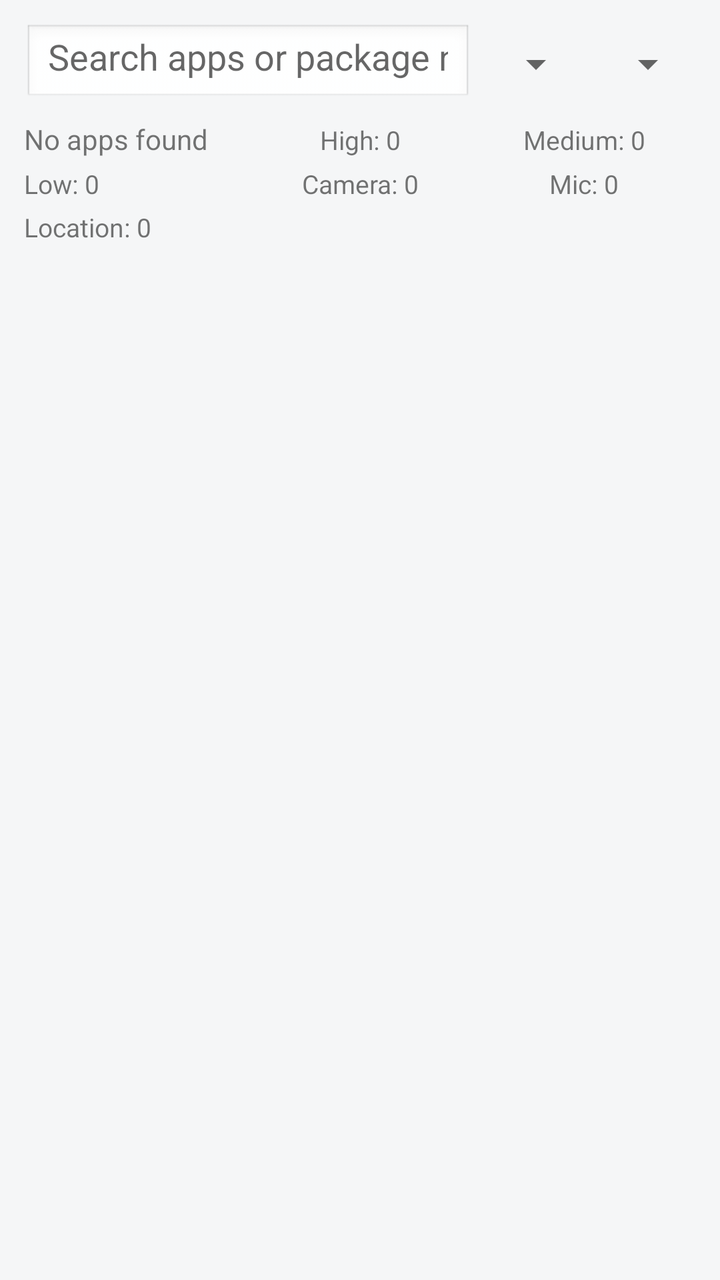
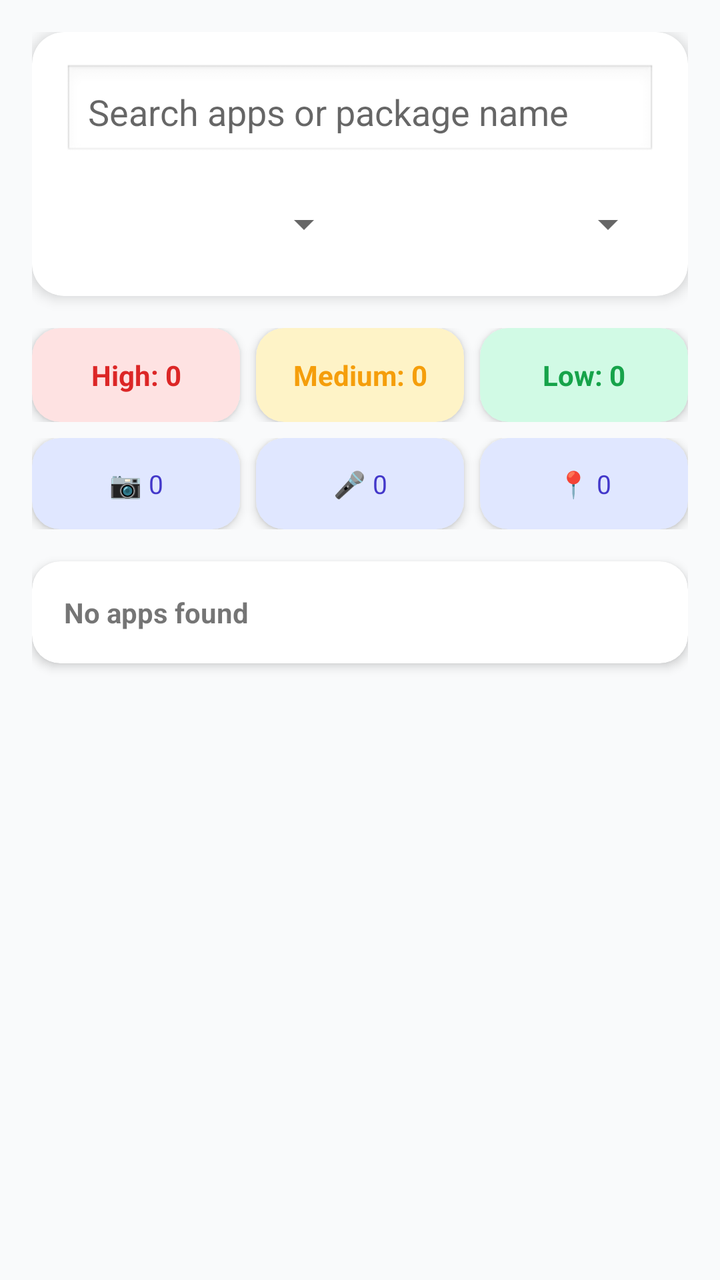

Two renders of the same Android screen: before a commit and after it. Below are the layout's source before the change and the commit's diff.
<!-- AndroidManifest.xml: application theme Theme.AppPrivacyAnalyzer -->
<!-- res/layout/fragment_apps_list.xml -->
<?xml version="1.0" encoding="utf-8"?>
<FrameLayout xmlns:android="http://schemas.android.com/apk/res/android"
    android:id="@+id/flRoot"
    android:layout_width="match_parent"
    android:layout_height="match_parent"
    android:background="?android:attr/windowBackground"
    android:padding="12dp">

    
    <LinearLayout
        android:id="@+id/topRow"
        android:layout_width="match_parent"
        android:layout_height="wrap_content"
        android:orientation="vertical">

        <LinearLayout
            android:layout_width="match_parent"
            android:layout_height="wrap_content"
            android:orientation="horizontal"
            android:gravity="center_vertical">

            <EditText
                android:id="@+id/etSearch"
                android:layout_width="0dp"
                android:layout_height="40dp"
                android:layout_weight="1"
                android:hint="@string/search_hint"
                android:imeOptions="actionSearch"
                android:inputType="text"
                android:paddingStart="12dp"
                android:paddingEnd="12dp"
                android:background="@android:drawable/edit_text" />

            <Spinner
                android:id="@+id/spinnerFilter"
                android:layout_width="wrap_content"
                android:layout_height="40dp"
                android:layout_marginStart="8dp" />

            <Spinner
                android:id="@+id/spinnerAppType"
                android:layout_width="wrap_content"
                android:layout_height="40dp"
                android:layout_marginStart="8dp" />
        </LinearLayout>

        
        <LinearLayout
            android:layout_width="match_parent"
            android:layout_height="wrap_content"
            android:orientation="horizontal"
            android:layout_marginTop="8dp"
            android:weightSum="3">

            <TextView
                android:id="@+id/tvSummary"
                android:layout_width="0dp"
                android:layout_height="wrap_content"
                android:layout_weight="1"
                android:text="@string/no_apps_found"
                android:textSize="14sp" />

            <TextView
                android:id="@+id/tvHighRiskCount"
                android:layout_width="0dp"
                android:layout_height="wrap_content"
                android:layout_weight="1"
                android:text="High: 0"
                android:gravity="center"
                android:textSize="13sp" />

            <TextView
                android:id="@+id/tvMediumRiskCount"
                android:layout_width="0dp"
                android:layout_height="wrap_content"
                android:layout_weight="1"
                android:text="Medium: 0"
                android:gravity="center"
                android:textSize="13sp" />
        </LinearLayout>

        <LinearLayout
            android:layout_width="match_parent"
            android:layout_height="wrap_content"
            android:orientation="horizontal"
            android:layout_marginTop="4dp"
            android:weightSum="3">

            <TextView
                android:id="@+id/tvLowRiskCount"
                android:layout_width="0dp"
                android:layout_height="wrap_content"
                android:layout_weight="1"
                android:text="Low: 0"
                android:textSize="13sp" />

            <TextView
                android:id="@+id/tvCameraApps"
                android:layout_width="0dp"
                android:layout_height="wrap_content"
                android:layout_weight="1"
                android:text="Camera: 0"
                android:gravity="center"
                android:textSize="13sp" />

            <TextView
                android:id="@+id/tvMicApps"
                android:layout_width="0dp"
                android:layout_height="wrap_content"
                android:layout_weight="1"
                android:text="Mic: 0"
                android:gravity="center"
                android:textSize="13sp" />
        </LinearLayout>

        <TextView
            android:id="@+id/tvLocationApps"
            android:layout_width="match_parent"
            android:layout_height="wrap_content"
            android:text="Location: 0"
            android:layout_marginTop="4dp"
            android:textSize="13sp" />
    </LinearLayout>

    
    <androidx.recyclerview.widget.RecyclerView
        android:id="@+id/rvApps"
        android:layout_width="match_parent"
        android:layout_height="match_parent"
        android:layout_marginTop="150dp"
        android:clipToPadding="false"
        android:paddingBottom="12dp" />

    
    <FrameLayout
        android:id="@+id/loadingOverlay"
        android:layout_width="match_parent"
        android:layout_height="match_parent"
        android:visibility="gone"
        android:background="#AA000000"
        android:clickable="true"
        android:focusable="true">

        <ProgressBar
            android:id="@+id/progressBar"
            style="?android:attr/progressBarStyleLarge"
            android:layout_width="72dp"
            android:layout_height="72dp"
            android:layout_gravity="center" />

    </FrameLayout>

</FrameLayout>
<!-- resources referenced by this layout -->
<resources>
  <string name="no_apps_found">No apps found</string>
  <string name="search_hint">Search apps or package name</string>
  <style name="Theme.AppPrivacyAnalyzer" parent="Theme.MaterialComponents.Light.NoActionBar">
          
          <item name="colorPrimary">@color/purple_start</item>
          <item name="colorPrimaryVariant">@color/purple_end</item>
          <item name="colorOnPrimary">@color/white</item>
  
          <item name="colorSecondary">@color/amber</item>
          <item name="android:statusBarColor">@color/primary_dark</item>
          <item name="android:windowBackground">@color/bg_light</item>
  
          
          <item name="materialCardViewStyle">@style/Widget.MaterialComponents.CardView</item>
      </style>
  <color name="purple_start">#5D2BE0</color>
  <color name="purple_end">#7B1FFF</color>
  <color name="white">#FFFFFF</color>
  <color name="amber">#FFC107</color>
  <color name="primary_dark">#3700B3</color>
  <color name="bg_light">#F5F6F7</color>
</resources>

<!-- the commit's change to res/layout/fragment_apps_list.xml (unified diff, before → after) -->
@@ -1,153 +1,290 @@
 <?xml version="1.0" encoding="utf-8"?>
-<FrameLayout xmlns:android="http://schemas.android.com/apk/res/android"
+<androidx.core.widget.NestedScrollView
+    xmlns:android="http://schemas.android.com/apk/res/android"
+    xmlns:app="http://schemas.android.com/apk/res-auto"
     android:id="@+id/flRoot"
     android:layout_width="match_parent"
     android:layout_height="match_parent"
-    android:background="?android:attr/windowBackground"
-    android:padding="12dp">
+    android:background="#F9FAFB"
+    android:fillViewport="true">
 
     
-    <LinearLayout
-        android:id="@+id/topRow"
+    <FrameLayout
         android:layout_width="match_parent"
-        android:layout_height="wrap_content"
-        android:orientation="vertical">
-
-        <LinearLayout
-            android:layout_width="match_parent"
-            android:layout_height="wrap_content"
-            android:orientation="horizontal"
-            android:gravity="center_vertical">
-
-            <EditText
-                android:id="@+id/etSearch"
-                android:layout_width="0dp"
-                android:layout_height="40dp"
-                android:layout_weight="1"
-                android:hint="@string/search_hint"
-                android:imeOptions="actionSearch"
-                android:inputType="text"
-                android:paddingStart="12dp"
-                android:paddingEnd="12dp"
-                android:background="@android:drawable/edit_text" />
-
-            <Spinner
-                android:id="@+id/spinnerFilter"
-                android:layout_width="wrap_content"
-                android:layout_height="40dp"
-                android:layout_marginStart="8dp" />
-
-            <Spinner
-                android:id="@+id/spinnerAppType"
-                android:layout_width="wrap_content"
-                android:layout_height="40dp"
-                android:layout_marginStart="8dp" />
-        </LinearLayout>
+        android:layout_height="wrap_content">
 
         
         <LinearLayout
             android:layout_width="match_parent"
             android:layout_height="wrap_content"
-            android:orientation="horizontal"
-            android:layout_marginTop="8dp"
-            android:weightSum="3">
-
-            <TextView
-                android:id="@+id/tvSummary"
-                android:layout_width="0dp"
-                android:layout_height="wrap_content"
-                android:layout_weight="1"
-                android:text="@string/no_apps_found"
-                android:textSize="14sp" />
-
-            <TextView
-                android:id="@+id/tvHighRiskCount"
-                android:layout_width="0dp"
-                android:layout_height="wrap_content"
-                android:layout_weight="1"
-                android:text="High: 0"
-                android:gravity="center"
-                android:textSize="13sp" />
-
-            <TextView
-                android:id="@+id/tvMediumRiskCount"
-                android:layout_width="0dp"
-                android:layout_height="wrap_content"
-                android:layout_weight="1"
-                android:text="Medium: 0"
-                android:gravity="center"
-                android:textSize="13sp" />
+            android:orientation="vertical"
+            android:padding="16dp">
+
+            
+            <com.google.android.material.card.MaterialCardView
+                android:layout_width="match_parent"
+                android:layout_height="wrap_content"
+                app:cardCornerRadius="16dp"
+                app:cardElevation="4dp"
+                android:layout_marginBottom="16dp">
+
+                <LinearLayout
+                    android:layout_width="match_parent"
+                    android:layout_height="wrap_content"
+                    android:orientation="vertical"
+                    android:padding="16dp">
+
+                    <EditText
+                        android:id="@+id/etSearch"
+                        android:layout_width="match_parent"
+                        android:layout_height="48dp"
+                        android:hint="@string/search_hint"
+                        android:imeOptions="actionSearch"
+                        android:inputType="text"
+                        android:padding="12dp"
+                        android:background="@android:drawable/edit_text"
+                        android:importantForAutofill="no" />
+
+                    <LinearLayout
+                        android:layout_width="match_parent"
+                        android:layout_height="wrap_content"
+                        android:orientation="horizontal"
+                        android:layout_marginTop="12dp">
+
+                        <Spinner
+                            android:id="@+id/spinnerFilter"
+                            android:layout_width="0dp"
+                            android:layout_height="40dp"
+                            android:layout_weight="1" />
+
+                        <Spinner
+                            android:id="@+id/spinnerAppType"
+                            android:layout_width="0dp"
+                            android:layout_height="40dp"
+                            android:layout_weight="1"
+                            android:layout_marginStart="8dp" />
+                    </LinearLayout>
+                </LinearLayout>
+            </com.google.android.material.card.MaterialCardView>
+
+            
+            <LinearLayout
+                android:layout_width="match_parent"
+                android:layout_height="wrap_content"
+                android:orientation="vertical"
+                android:layout_marginBottom="16dp">
+
+                
+                <LinearLayout
+                    android:layout_width="match_parent"
+                    android:layout_height="wrap_content"
+                    android:orientation="horizontal"
+                    android:weightSum="3">
+
+                    <com.google.android.material.card.MaterialCardView
+                        android:layout_width="0dp"
+                        android:layout_height="wrap_content"
+                        android:layout_weight="1"
+                        android:layout_marginEnd="8dp"
+                        app:cardCornerRadius="14dp"
+                        app:cardElevation="3dp"
+                        app:cardBackgroundColor="#FEE2E2">
+
+                        <TextView
+                            android:id="@+id/tvHighRiskCount"
+                            android:layout_width="match_parent"
+                            android:layout_height="wrap_content"
+                            android:padding="14dp"
+                            android:text="High: 0"
+                            android:textStyle="bold"
+                            android:textSize="14sp"
+                            android:textColor="#DC2626"
+                            android:gravity="center"/>
+                    </com.google.android.material.card.MaterialCardView>
+
+                    <com.google.android.material.card.MaterialCardView
+                        android:layout_width="0dp"
+                        android:layout_height="wrap_content"
+                        android:layout_weight="1"
+                        android:layout_marginEnd="8dp"
+                        app:cardCornerRadius="14dp"
+                        app:cardElevation="3dp"
+                        app:cardBackgroundColor="#FEF3C7">
+
+                        <TextView
+                            android:id="@+id/tvMediumRiskCount"
+                            android:layout_width="match_parent"
+                            android:layout_height="wrap_content"
+                            android:padding="14dp"
+                            android:text="Medium: 0"
+                            android:textStyle="bold"
+                            android:textSize="14sp"
+                            android:textColor="#F59E0B"
+                            android:gravity="center"/>
+                    </com.google.android.material.card.MaterialCardView>
+
+                    <com.google.android.material.card.MaterialCardView
+                        android:layout_width="0dp"
+                        android:layout_height="wrap_content"
+                        android:layout_weight="1"
+                        app:cardCornerRadius="14dp"
+                        app:cardElevation="3dp"
+                        app:cardBackgroundColor="#D1FAE5">
+
+                        <TextView
+                            android:id="@+id/tvLowRiskCount"
+                            android:layout_width="match_parent"
+                            android:layout_height="wrap_content"
+                            android:padding="14dp"
+                            android:text="Low: 0"
+                            android:textStyle="bold"
+                            android:textSize="14sp"
+                            android:textColor="#16A34A"
+                            android:gravity="center"/>
+                    </com.google.android.material.card.MaterialCardView>
+                </LinearLayout>
+
+                
+                <LinearLayout
+                    android:layout_width="match_parent"
+                    android:layout_height="wrap_content"
+                    android:orientation="horizontal"
+                    android:layout_marginTop="8dp"
+                    android:weightSum="3">
+
+                    <com.google.android.material.card.MaterialCardView
+                        android:layout_width="0dp"
+                        android:layout_height="wrap_content"
+                        android:layout_weight="1"
+                        android:layout_marginEnd="8dp"
+                        app:cardCornerRadius="14dp"
+                        app:cardElevation="3dp"
+                        app:cardBackgroundColor="#E0E7FF">
+
+                        <TextView
+                            android:id="@+id/tvCameraApps"
+                            android:layout_width="match_parent"
+                            android:layout_height="wrap_content"
+                            android:padding="14dp"
+                            android:text="📷 0"
+                            android:textSize="13sp"
+                            android:textColor="#4338CA"
+                            android:gravity="center"/>
+                    </com.google.android.material.card.MaterialCardView>
+
+                    <com.google.android.material.card.MaterialCardView
+                        android:layout_width="0dp"
+                        android:layout_height="wrap_content"
+                        android:layout_weight="1"
+                        android:layout_marginEnd="8dp"
+                        app:cardCornerRadius="14dp"
+                        app:cardElevation="3dp"
+                        app:cardBackgroundColor="#E0E7FF">
+
+                        <TextView
+                            android:id="@+id/tvMicApps"
+                            android:layout_width="match_parent"
+                            android:layout_height="wrap_content"
+                            android:padding="14dp"
+                            android:text="🎤 0"
+                            android:textSize="13sp"
+                            android:textColor="#4338CA"
+                            android:gravity="center"/>
+                    </com.google.android.material.card.MaterialCardView>
+
+                    <com.google.android.material.card.MaterialCardView
+                        android:layout_width="0dp"
+                        android:layout_height="wrap_content"
+                        android:layout_weight="1"
+                        app:cardCornerRadius="14dp"
+                        app:cardElevation="3dp"
+                        app:cardBackgroundColor="#E0E7FF">
+
+                        <TextView
+                            android:id="@+id/tvLocationApps"
+                            android:layout_width="match_parent"
+                            android:layout_height="wrap_content"
+                            android:padding="14dp"
+                            android:text="📍 0"
+                            android:textSize="13sp"
+                            android:textColor="#4338CA"
+                            android:gravity="center"/>
+                    </com.google.android.material.card.MaterialCardView>
+                </LinearLayout>
+
+            </LinearLayout>
+
+            
+            <com.google.android.material.card.MaterialCardView
+                android:layout_width="match_parent"
+                android:layout_height="wrap_content"
+                app:cardCornerRadius="14dp"
+                app:cardElevation="3dp"
+                android:layout_marginBottom="16dp">
+
+                <TextView
+                    android:id="@+id/tvSummary"
+                    android:layout_width="match_parent"
+                    android:layout_height="wrap_content"
+                    android:padding="16dp"
+                    android:text="@string/no_apps_found"
+                    android:textStyle="bold" />
+            </com.google.android.material.card.MaterialCardView>
+
+            
+            <androidx.recyclerview.widget.RecyclerView
+                android:id="@+id/rvApps"
+                android:layout_width="match_parent"
+                android:layout_height="wrap_content"
+                android:clipToPadding="false"
+                android:paddingBottom="16dp" />
+
         </LinearLayout>
 
-        <LinearLayout
+        
+        <FrameLayout
+            android:id="@+id/loadingOverlay"
             android:layout_width="match_parent"
-            android:layout_height="wrap_content"
-            android:orientation="horizontal"
-            android:layout_marginTop="4dp"
-            android:weightSum="3">
-
-            <TextView
-                android:id="@+id/tvLowRiskCount"
-                android:layout_width="0dp"
-                android:layout_height="wrap_content"
-                android:layout_weight="1"
-                android:text="Low: 0"
-                android:textSize="13sp" />
-
-            <TextView
-                android:id="@+id/tvCameraApps"
-                android:layout_width="0dp"
-                android:layout_height="wrap_content"
-                android:layout_weight="1"
-                android:text="Camera: 0"
-                android:gravity="center"
-                android:textSize="13sp" />
-
-            <TextView
-                android:id="@+id/tvMicApps"
-                android:layout_width="0dp"
-                android:layout_height="wrap_content"
-                android:layout_weight="1"
-                android:text="Mic: 0"
-                android:gravity="center"
-                android:textSize="13sp" />
-        </LinearLayout>
-
-        <TextView
-            android:id="@+id/tvLocationApps"
-            android:layout_width="match_parent"
-            android:layout_height="wrap_content"
-            android:text="Location: 0"
-            android:layout_marginTop="4dp"
-            android:textSize="13sp" />
-    </LinearLayout>
-
-    
-    <androidx.recyclerview.widget.RecyclerView
-        android:id="@+id/rvApps"
-        android:layout_width="match_parent"
-        android:layout_height="match_parent"
-        android:layout_marginTop="150dp"
-        android:clipToPadding="false"
-        android:paddingBottom="12dp" />
-
-    
-    <FrameLayout
-        android:id="@+id/loadingOverlay"
-        android:layout_width="match_parent"
-        android:layout_height="match_parent"
-        android:visibility="gone"
-        android:background="#AA000000"
-        android:clickable="true"
-        android:focusable="true">
-
-        <ProgressBar
-            android:id="@+id/progressBar"
-            style="?android:attr/progressBarStyleLarge"
-            android:layout_width="72dp"
-            android:layout_height="72dp"
-            android:layout_gravity="center" />
+            android:layout_height="match_parent"
+            android:visibility="gone"
+            android:background="#F9FAFB"
+            android:clickable="true"
+            android:focusable="true">
+
+            <LinearLayout
+                android:layout_width="wrap_content"
+                android:layout_height="wrap_content"
+                android:layout_gravity="center"
+                android:orientation="vertical"
+                android:gravity="center">
+
+                <ProgressBar
+                    android:id="@+id/progressBar"
+                    style="?android:attr/progressBarStyleLarge"
+                    android:layout_width="72dp"
+                    android:layout_height="72dp"
+                    android:indeterminateTint="@color/purple_500" />
+
+                <TextView
+                    android:layout_width="wrap_content"
+                    android:layout_height="wrap_content"
+                    android:layout_marginTop="16dp"
+                    android:text="🔍 Analyzing installed apps..."
+                    android:textSize="16sp"
+                    android:textColor="@color/purple_500"
+                    android:textStyle="bold"/>
+
+                <TextView
+                    android:layout_width="wrap_content"
+                    android:layout_height="wrap_content"
+                    android:layout_marginTop="8dp"
+                    android:text="This may take a few seconds"
+                    android:textSize="14sp"
+                    android:textColor="#6B7280"/>
+
+            </LinearLayout>
+        </FrameLayout>
 
     </FrameLayout>
 
-</FrameLayout>
+</androidx.core.widget.NestedScrollView>
<!-- resource entries referenced after the edit -->
@@ -1,5 +1,6 @@
 <!-- resources referenced by this layout -->
 <resources>
+  <color name="purple_500">#6200EE</color>
   <string name="no_apps_found">No apps found</string>
   <string name="search_hint">Search apps or package name</string>
   <style name="Theme.AppPrivacyAnalyzer" parent="Theme.MaterialComponents.Light.NoActionBar">
